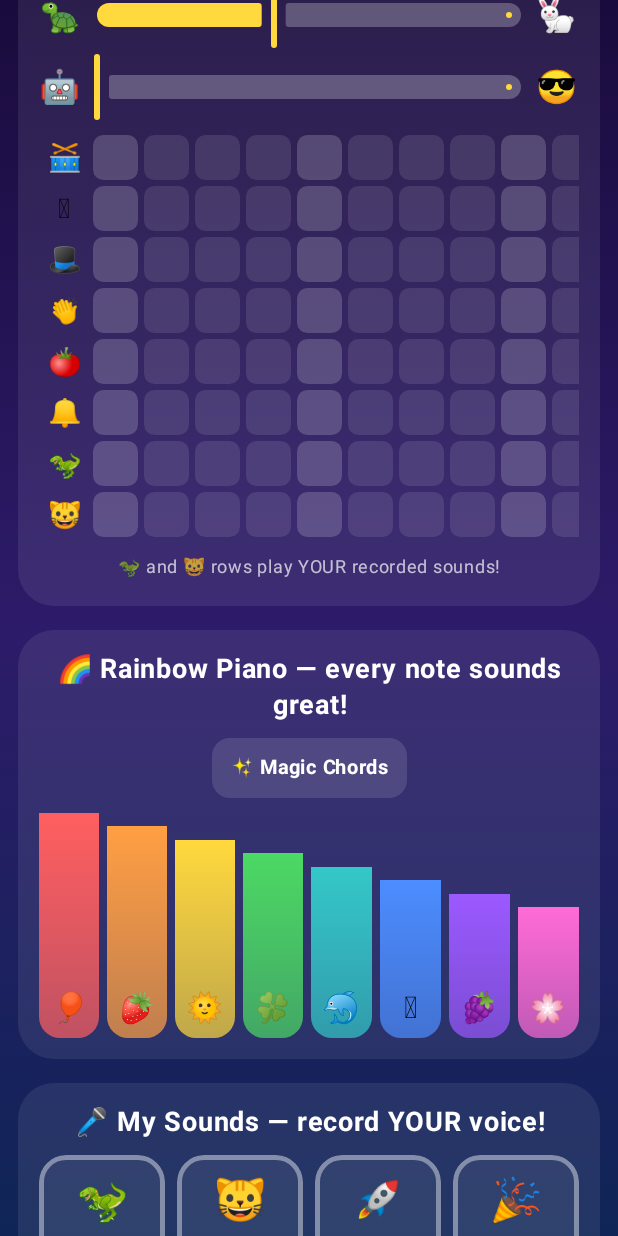
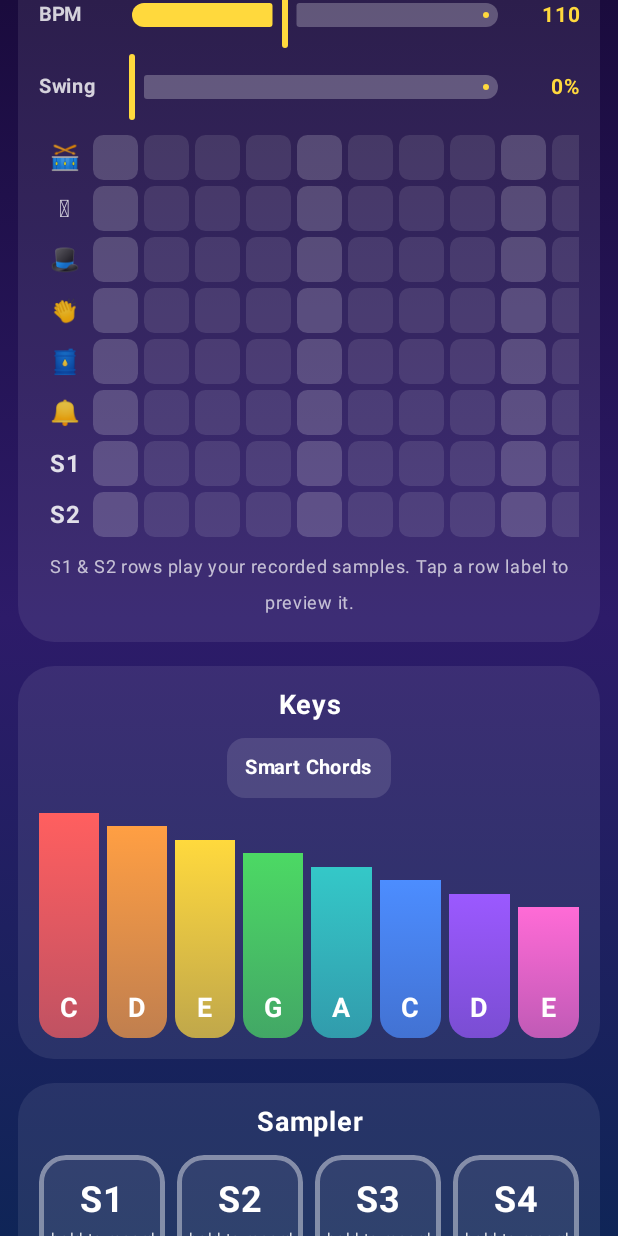
Before and after one commit to AbuEmron/amazing-alterations, an Android app built with Jetpack Compose: the screen it shows after launch (MainActivity), scrolled down 576 dp, on a phone screen of 412 x 824 dp. Run offline under Robolectric (Android 15) with nearby library versions, the phone set to English and light mode, and no system bars; network calls fail.

Commit message:
Rebrand as Pocket Studio with a clean adult-oriented interface
Replaces the child-oriented presentation with a straightforward producer UI
while keeping the one-screen layout and large touch targets:
- App renamed to Pocket Studio; plain section titles (Pads, Step Sequencer,
  Keys, Sampler, Record)
- Proper instrument labels (Kick, Snare, Hi-Hat, Open Hat, Cymbal...) and
  note names (C D E G A C D E) on the keys instead of fruit emoji
- Numeric BPM readout and swing percentage instead of turtle/rabbit and
  robot/sunglasses sliders
- Magic Beat -> Auto-Beat, Magic Chords -> Smart Chords with plain chord
  names (C major, A minor); mic pads and sequencer sample tracks renamed
  S1-S4; recordings named Take N
- Web version: same relabeling plus a system font stack replacing Comic Sans
- READMEs updated to match

Co-Authored-By: Claude Fable 5 <noreply@anthropic.com>
Claude-Session: https://claude.ai/code/session_01WUqyycSPYDijoD5sxbb95z

```diff
--- a/android/app/src/main/java/com/megamusicmaker/ui/StudioScreen.kt
+++ b/android/app/src/main/java/com/megamusicmaker/ui/StudioScreen.kt
@@ -72,23 +72,23 @@ private val CardBg = Color.White.copy(alpha = 0.08f)
 private data class PadDef(val emoji: String, val label: String, val color: Color, val sample: FloatArray)
 
 private val basePads = listOf(
-    PadDef("🥁", "Boom", Color(0xFFE74C3C), Synth.kick),
-    PadDef("🪘", "Bap", Color(0xFFE67E22), Synth.snare),
-    PadDef("🎩", "Tss", Color(0xFFF1C40F), Synth.hat),
+    PadDef("🥁", "Kick", Color(0xFFE74C3C), Synth.kick),
+    PadDef("🪘", "Snare", Color(0xFFE67E22), Synth.snare),
+    PadDef("🎩", "Hi-Hat", Color(0xFFF1C40F), Synth.hat),
     PadDef("👏", "Clap", Color(0xFF2ECC71), Synth.clap),
-    PadDef("🍅", "Dum", Color(0xFF1ABC9C), Synth.tom),
-    PadDef("🔔", "Ding", Color(0xFF3498DB), Synth.bell),
+    PadDef("🛢", "Tom", Color(0xFF1ABC9C), Synth.tom),
+    PadDef("🔔", "Bell", Color(0xFF3498DB), Synth.bell),
     PadDef("⚡", "Zap", Color(0xFF9B59B6), Synth.zap),
-    PadDef("🐸", "Boing", Color(0xFFE84393), Synth.boing),
+    PadDef("〰", "Boing", Color(0xFFE84393), Synth.boing),
     PadDef("🫧", "Pop", Color(0xFFFD79A8), Synth.pop),
-    PadDef("🐦", "Tweet", Color(0xFF00B894), Synth.whistle),
-    PadDef("🌾", "Shake", Color(0xFFFDCB6E), Synth.shaker),
+    PadDef("📯", "Whistle", Color(0xFF00B894), Synth.whistle),
+    PadDef("🎚", "Shaker", Color(0xFFFDCB6E), Synth.shaker),
     PadDef("🤖", "Robot", Color(0xFF636E72), Synth.robot),
 )
 
-private val trackEmojis = listOf(
+private val trackLabels = listOf(
     "🥁", "🪘", "🎩", "👏",
-    "🍅", "🔔", "🦖", "🐱",
+    "🛢", "🔔", "S1", "S2",
 )
 
 private val trackColors = listOf(
@@ -101,12 +101,12 @@ private val keyColors = listOf(
     Color(0xFF34C8C8), Color(0xFF4C8DFF), Color(0xFF9B59FF), Color(0xFFFF6BD6),
 )
 
-private val keyEmojis = listOf(
-    "🎈", "🍓", "🌞", "🍀",
-    "🐬", "🫐", "🍇", "🌸",
+private val keyLabels = listOf(
+    "C", "D", "E", "G",
+    "A", "C", "D", "E",
 )
 
-private val micEmojis = listOf("🦖", "🐱", "🚀", "🎉")
+private val micLabels = listOf("S1", "S2", "S3", "S4")
 
 /** Scale degree (0..6 = C..B) of each rainbow key - pentatonic C D E G A C D E. */
 private val keyDegrees = intArrayOf(0, 1, 2, 4, 5, 0, 1, 2)
@@ -161,7 +161,7 @@ fun StudioScreen(engine: AudioEngine, library: SampleLibrary) {
         verticalArrangement = Arrangement.spacedBy(16.dp),
     ) {
         Text(
-            "🎵 Mega Music Maker 🎵",
+            "Pocket Studio",
             fontSize = 26.sp,
             fontWeight = FontWeight.Bold,
             color = Color(0xFFFFD93D),
@@ -169,14 +169,14 @@ fun StudioScreen(engine: AudioEngine, library: SampleLibrary) {
             modifier = Modifier.fillMaxWidth(),
         )
         Text(
-            "Tap anything. Make music. You can't get it wrong! 🌟",
-            fontSize = 14.sp,
-            color = Color.White.copy(alpha = 0.85f),
+            "Tap · Loop · Record — fully offline",
+            fontSize = 13.sp,
+            color = Color.White.copy(alpha = 0.75f),
             textAlign = TextAlign.Center,
             modifier = Modifier.fillMaxWidth(),
         )
 
-        Section("🥁 Tap the Sound Pads!") {
+        Section("Pads") {
             if (libLoaded && library.kits.isNotEmpty()) {
                 Row(
                     horizontalArrangement = Arrangement.spacedBy(8.dp, Alignment.CenterHorizontally),
@@ -184,7 +184,7 @@ fun StudioScreen(engine: AudioEngine, library: SampleLibrary) {
                         .fillMaxWidth()
                         .padding(bottom = 10.dp),
                 ) {
-                    Chip("🤖 Synth", kitId == "synth") {
+                    Chip("Synth", kitId == "synth") {
                         kitId = "synth"
                         engine.kitTracks = null
                     }
@@ -211,7 +211,7 @@ fun StudioScreen(engine: AudioEngine, library: SampleLibrary) {
             }
         }
 
-        Section("🤖 Beat Machine — paint your beat!") {
+        Section("Step Sequencer") {
             Row(
                 horizontalArrangement = Arrangement.spacedBy(8.dp, Alignment.CenterHorizontally),
                 modifier = Modifier.fillMaxWidth(),
@@ -220,29 +220,29 @@ fun StudioScreen(engine: AudioEngine, library: SampleLibrary) {
                     if (isPlaying) "⏸ Stop" else "▶ Play",
                     if (isPlaying) Color(0xFFF06D1A) else Color(0xFF14A04A),
                 ) { isPlaying = engine.togglePlay() }
-                BigButton("✨ Magic", Color(0xFF7A2FF0)) {
+                BigButton("Auto-Beat", Color(0xFF7A2FF0)) {
                     magicBeat(engine, micVersion)
                     patternVersion++
                     if (!isPlaying) isPlaying = engine.togglePlay()
                 }
-                BigButton("🧹 Clear", Color(0xFF3C4A66)) {
+                BigButton("Clear", Color(0xFF3C4A66)) {
                     for (t in 0 until AudioEngine.TRACKS) engine.pattern[t].fill(false)
                     patternVersion++
                 }
             }
             Spacer(Modifier.height(10.dp))
-            LabeledSlider("🐢", "🐇", bpm, 60f..180f) {
+            LabeledSlider("BPM", "${bpm.toInt()}", bpm, 60f..180f) {
                 bpm = it
                 engine.bpm = it.toInt()
             }
-            LabeledSlider("🤖", "😎", swing, 0f..0.3f) {
+            LabeledSlider("Swing", "${(swing * 100).toInt()}%", swing, 0f..0.3f) {
                 swing = it
                 engine.swing = it
             }
             Spacer(Modifier.height(6.dp))
             SequencerGrid(engine, currentStep, patternVersion, micVersion) { patternVersion++ }
             Text(
-                "🦖 and 🐱 rows play YOUR recorded sounds!",
+                "S1 & S2 rows play your recorded samples. Tap a row label to preview it.",
                 fontSize = 12.sp,
                 color = Color.White.copy(alpha = 0.7f),
                 textAlign = TextAlign.Center,
@@ -252,7 +252,7 @@ fun StudioScreen(engine: AudioEngine, library: SampleLibrary) {
             )
         }
 
-        Section("🌈 Rainbow Piano — every note sounds great!") {
+        Section("Keys") {
             if (libLoaded && library.melodic.isNotEmpty()) {
                 Row(
                     horizontalArrangement = Arrangement.spacedBy(8.dp, Alignment.CenterHorizontally),
@@ -260,7 +260,7 @@ fun StudioScreen(engine: AudioEngine, library: SampleLibrary) {
                         .fillMaxWidth()
                         .padding(bottom = 10.dp),
                 ) {
-                    Chip("🤖 Synth", melodicId == "synth") { melodicId = "synth" }
+                    Chip("Synth", melodicId == "synth") { melodicId = "synth" }
                     for (bank in library.melodic) {
                         Chip(bank.label, melodicId == bank.id) { melodicId = bank.id }
                     }
@@ -274,7 +274,7 @@ fun StudioScreen(engine: AudioEngine, library: SampleLibrary) {
                     .padding(bottom = 10.dp),
             ) {
                 Chip(
-                    if (magicChords) "✨ Magic Chords ON" else "✨ Magic Chords",
+                    if (magicChords) "Smart Chords ON" else "Smart Chords",
                     magicChords,
                 ) {
                     magicChords = !magicChords
@@ -297,7 +297,7 @@ fun StudioScreen(engine: AudioEngine, library: SampleLibrary) {
             ) {
                 for (i in 0 until 8) {
                     Box(Modifier.weight(1f)) {
-                        PianoKey(keyEmojis[i], keyColors[i], (150 - i * 9).dp) {
+                        PianoKey(keyLabels[i], keyColors[i], (150 - i * 9).dp) {
                             engine.play(melodicNotes?.get(i) ?: Synth.piano[i], 0.9f)
                             if (magicChords) {
                                 val chord = ChordBrain.pick(keyDegrees[i])
@@ -315,7 +315,7 @@ fun StudioScreen(engine: AudioEngine, library: SampleLibrary) {
             }
             if (magicChords) {
                 Text(
-                    "Every note you play gets the perfect chord underneath — automatically! 🧙",
+                    "Each note is auto-harmonized with the best-fitting chord.",
                     fontSize = 12.sp,
                     color = Color.White.copy(alpha = 0.7f),
                     textAlign = TextAlign.Center,
@@ -326,16 +326,16 @@ fun StudioScreen(engine: AudioEngine, library: SampleLibrary) {
             }
         }
 
-        Section("🎤 My Sounds — record YOUR voice!") {
+        Section("Sampler") {
             Row(horizontalArrangement = Arrangement.spacedBy(8.dp)) {
                 for (i in 0 until AudioEngine.MIC_SLOTS) {
                     Box(Modifier.weight(1f)) {
-                        MicPad(engine, i, micEmojis[i], micVersion) { micVersion++ }
+                        MicPad(engine, i, micLabels[i], micVersion) { micVersion++ }
                     }
                 }
             }
             Text(
-                "Hold a pad and make a silly sound 🗣 — let go, then tap it to play!",
+                "Hold a pad to record from the mic, release to stop, tap to play. S1 & S2 feed the sequencer.",
                 fontSize = 12.sp,
                 color = Color.White.copy(alpha = 0.75f),
                 textAlign = TextAlign.Center,
@@ -345,13 +345,13 @@ fun StudioScreen(engine: AudioEngine, library: SampleLibrary) {
             )
         }
 
-        Section("💿 Record Your Song!") {
+        Section("Record") {
             Row(
                 horizontalArrangement = Arrangement.Center,
                 modifier = Modifier.fillMaxWidth(),
             ) {
                 BigButton(
-                    if (isRecording) "⏹ Stop & Save" else "🔴 Start Recording",
+                    if (isRecording) "⏹ Stop & Save" else "● Record",
                     if (isRecording) Color(0xFFAA0000) else Color(0xFFD1114A),
                 ) {
                     if (!isRecording) {
@@ -360,7 +360,7 @@ fun StudioScreen(engine: AudioEngine, library: SampleLibrary) {
                     } else {
                         isRecording = false
                         val data = engine.stopRecording()
-                        val name = "My Song #${songs.size + 1}"
+                        val name = "Take ${songs.size + 1}"
                         scope.launch(Dispatchers.IO) {
                             val uri = WavWriter.save(
                                 context, "my-song-${System.currentTimeMillis()}.wav", data
@@ -382,7 +382,7 @@ fun StudioScreen(engine: AudioEngine, library: SampleLibrary) {
                         .background(Color.Black.copy(alpha = 0.25f))
                         .padding(10.dp),
                 ) {
-                    Text("💿 $name", fontSize = 15.sp, color = Color.White, modifier = Modifier.weight(1f))
+                    Text(name, fontSize = 15.sp, color = Color.White, modifier = Modifier.weight(1f))
                     BigButton("▶ Play", Color(0xFF1A7FD4)) {
                         try {
                             MediaPlayer.create(context, uri)?.apply {
@@ -396,7 +396,7 @@ fun StudioScreen(engine: AudioEngine, library: SampleLibrary) {
             }
             if (songs.isNotEmpty()) {
                 Text(
-                    "Saved in your Music folder 📁 — they never leave your device.",
+                    "Saved as WAV in Music/MegaMusicMaker — nothing leaves your device.",
                     fontSize = 11.sp,
                     color = Color.White.copy(alpha = 0.6f),
                     textAlign = TextAlign.Center,
@@ -408,7 +408,7 @@ fun StudioScreen(engine: AudioEngine, library: SampleLibrary) {
         }
 
         Text(
-            "🔒 100% offline · no internet permission · your sounds stay yours",
+            "100% offline · no internet permission · your audio stays yours",
             fontSize = 12.sp,
             color = Color.White.copy(alpha = 0.55f),
             textAlign = TextAlign.Center,
@@ -517,16 +517,22 @@ private fun BigButton(text: String, color: Color, onClick: () -> Unit) {
 
 @Composable
 private fun LabeledSlider(
-    left: String,
-    right: String,
-    value: Float,
+    label: String,
+    value: String,
+    sliderValue: Float,
     range: ClosedFloatingPointRange<Float>,
     onChange: (Float) -> Unit,
 ) {
     Row(verticalAlignment = Alignment.CenterVertically, modifier = Modifier.fillMaxWidth()) {
-        Text(left, fontSize = 22.sp)
+        Text(
+            label,
+            fontSize = 13.sp,
+            fontWeight = FontWeight.Bold,
+            color = Color.White.copy(alpha = 0.8f),
+            modifier = Modifier.width(52.dp),
+        )
         Slider(
-            value = value,
+            value = sliderValue,
             onValueChange = onChange,
             valueRange = range,
             colors = SliderDefaults.colors(
@@ -538,7 +544,14 @@ private fun LabeledSlider(
                 .weight(1f)
                 .padding(horizontal = 8.dp),
         )
-        Text(right, fontSize = 22.sp)
+        Text(
+            value,
+            fontSize = 14.sp,
+            fontWeight = FontWeight.Bold,
+            color = Color(0xFFFFD93D),
+            textAlign = TextAlign.End,
+            modifier = Modifier.width(44.dp),
+        )
     }
 }
 
@@ -558,8 +571,10 @@ private fun SequencerGrid(
             val hasSample = engine.trackSample(t) != null
             Row(verticalAlignment = Alignment.CenterVertically) {
                 Text(
-                    trackEmojis[t],
-                    fontSize = 18.sp,
+                    trackLabels[t],
+                    fontSize = 16.sp,
+                    fontWeight = FontWeight.Bold,
+                    color = Color.White.copy(alpha = 0.85f),
                     textAlign = TextAlign.Center,
                     modifier = Modifier
                         .width(34.dp)
@@ -622,7 +637,7 @@ private fun PianoKey(emoji: String, color: Color, height: androidx.compose.ui.un
             }
             .padding(bottom = 8.dp),
     ) {
-        Text(emoji, fontSize = 20.sp)
+        Text(emoji, fontSize = 18.sp, fontWeight = FontWeight.Bold, color = Color.White)
     }
 }
 
@@ -696,11 +711,11 @@ private fun MicPad(
             },
     ) {
         Column(horizontalAlignment = Alignment.CenterHorizontally) {
-            Text(emoji, fontSize = 28.sp)
+            Text(emoji, fontSize = 24.sp, fontWeight = FontWeight.Bold, color = Color.White)
             Text(
                 when {
-                    recordingNow -> "🎙 listening…"
-                    hasSample -> "tap to play!"
+                    recordingNow -> "recording…"
+                    hasSample -> "tap to play"
                     else -> "hold to record"
                 },
                 fontSize = 10.sp,
--- a/android/app/src/main/res/values/strings.xml
+++ b/android/app/src/main/res/values/strings.xml
@@ -1,4 +1,4 @@
 <?xml version="1.0" encoding="utf-8"?>
 <resources>
-    <string name="app_name">Mega Music Maker</string>
+    <string name="app_name">Pocket Studio</string>
 </resources>
```
Also changed, not shown: android/app/src/main/java/com/megamusicmaker/audio/ChordBrain.kt (+6 -6 lines), android/app/src/main/java/com/megamusicmaker/audio/SampleLibrary.kt (+9 -9 lines), 3 other files.
